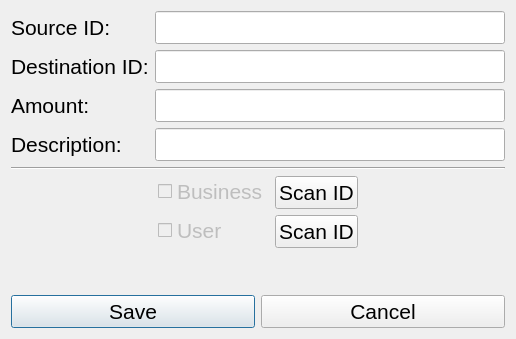
Old version of the form src/windows/ui/ChargebackTransactionDialog.ui in the repository 1icolo/AUPay.
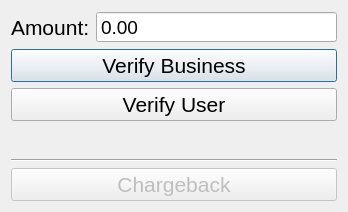
New version of the form.

The edit to the form file:
```diff
--- a/src/windows/ui/ChargebackTransactionDialog.ui
+++ b/src/windows/ui/ChargebackTransactionDialog.ui
@@ -6,76 +6,17 @@
    <rect>
     <x>0</x>
     <y>0</y>
-    <width>516</width>
-    <height>339</height>
+    <width>348</width>
+    <height>212</height>
    </rect>
   </property>
   <property name="windowTitle">
-   <string>Add Transaction</string>
+   <string>Chargeback</string>
   </property>
-  <layout class="QGridLayout" name="gridLayout">
-   <item row="1" column="1" colspan="3">
-    <widget class="Line" name="line">
-     <property name="orientation">
-      <enum>Qt::Horizontal</enum>
-     </property>
-    </widget>
-   </item>
-   <item row="0" column="1" colspan="3">
+  <layout class="QVBoxLayout" name="verticalLayout">
+   <item>
     <layout class="QFormLayout" name="formLayout">
      <item row="0" column="0">
-      <widget class="QLabel" name="sourceIDLabel">
-       <property name="font">
-        <font>
-         <family>Segoe UI</family>
-         <pointsize>16</pointsize>
-        </font>
-       </property>
-       <property name="text">
-        <string>Source ID:</string>
-       </property>
-      </widget>
-     </item>
-     <item row="0" column="1">
-      <widget class="QLineEdit" name="sourceIDLineEdit">
-       <property name="font">
-        <font>
-         <family>Segoe UI</family>
-         <pointsize>16</pointsize>
-        </font>
-       </property>
-       <property name="readOnly">
-        <bool>true</bool>
-       </property>
-      </widget>
-     </item>
-     <item row="1" column="0">
-      <widget class="QLabel" name="destinationIDLabel">
-       <property name="font">
-        <font>
-         <family>Segoe UI</family>
-         <pointsize>16</pointsize>
-        </font>
-       </property>
-       <property name="text">
-        <string>Destination ID:</string>
-       </property>
-      </widget>
-     </item>
-     <item row="1" column="1">
-      <widget class="QLineEdit" name="destinationIDLineEdit">
-       <property name="font">
-        <font>
-         <family>Segoe UI</family>
-         <pointsize>16</pointsize>
-        </font>
-       </property>
-       <property name="readOnly">
-        <bool>true</bool>
-       </property>
-      </widget>
-     </item>
-     <item row="2" column="0">
       <widget class="QLabel" name="amountLabel">
        <property name="font">
         <font>
@@ -88,146 +29,42 @@
        </property>
       </widget>
      </item>
-     <item row="2" column="1">
-      <widget class="QLineEdit" name="amountLineEdit">
-       <property name="font">
-        <font>
-         <family>Segoe UI</family>
-         <pointsize>16</pointsize>
-        </font>
-       </property>
-       <property name="readOnly">
-        <bool>false</bool>
-       </property>
-      </widget>
-     </item>
-     <item row="3" column="0">
-      <widget class="QLabel" name="descriptionLabel">
-       <property name="font">
-        <font>
-         <family>Segoe UI</family>
-         <pointsize>16</pointsize>
-        </font>
-       </property>
-       <property name="text">
-        <string>Description: </string>
-       </property>
-      </widget>
-     </item>
-     <item row="3" column="1">
-      <widget class="QLineEdit" name="descriptionLineEdit">
-       <property name="font">
-        <font>
-         <family>Segoe UI</family>
-         <pointsize>16</pointsize>
-        </font>
-       </property>
-       <property name="readOnly">
-        <bool>true</bool>
-       </property>
-      </widget>
-     </item>
-    </layout>
-   </item>
-   <item row="5" column="1" colspan="3">
-    <layout class="QHBoxLayout" name="horizontalLayout_2">
-     <item>
-      <widget class="QPushButton" name="buttonSave_addTransaction">
-       <property name="font">
-        <font>
-         <family>Segoe UI</family>
-         <pointsize>16</pointsize>
-        </font>
-       </property>
-       <property name="text">
-        <string>Save</string>
-       </property>
-      </widget>
-     </item>
-     <item>
-      <widget class="QPushButton" name="buttonCancel_addTransaction">
-       <property name="font">
-        <font>
-         <family>Segoe UI</family>
-         <pointsize>16</pointsize>
-        </font>
-       </property>
-       <property name="text">
-        <string>Cancel</string>
-       </property>
-      </widget>
-     </item>
-    </layout>
-   </item>
-   <item row="3" column="2">
-    <layout class="QFormLayout" name="formLayout_2">
-     <item row="0" column="0">
-      <widget class="QCheckBox" name="checkBoxBusiness">
-       <property name="enabled">
-        <bool>false</bool>
-       </property>
-       <property name="font">
-        <font>
-         <family>Segoe UI</family>
-         <pointsize>16</pointsize>
-        </font>
-       </property>
-       <property name="text">
-        <string>Business</string>
-       </property>
-       <property name="checkable">
-        <bool>true</bool>
-       </property>
-       <property name="checked">
-        <bool>false</bool>
-       </property>
-       <property name="tristate">
-        <bool>false</bool>
-       </property>
-      </widget>
-     </item>
      <item row="0" column="1">
+      <widget class="QDoubleSpinBox" name="amountLineEdit">
+       <property name="font">
+        <font>
+         <family>Segoe UI</family>
+         <pointsize>14</pointsize>
+        </font>
+       </property>
+       <property name="buttonSymbols">
+        <enum>QAbstractSpinBox::NoButtons</enum>
+       </property>
+      </widget>
+     </item>
+     <item row="1" column="0" colspan="2">
       <widget class="QPushButton" name="buttonScanBusiness">
-       <property name="font">
-        <font>
-         <family>Segoe UI</family>
-         <pointsize>16</pointsize>
-        </font>
-       </property>
-       <property name="text">
-        <string>Scan ID</string>
-       </property>
-       <property name="checkable">
-        <bool>false</bool>
-       </property>
-      </widget>
-     </item>
-     <item row="1" column="0">
-      <widget class="QCheckBox" name="checkBoxUser">
        <property name="enabled">
-        <bool>false</bool>
-       </property>
-       <property name="font">
-        <font>
-         <family>Segoe UI</family>
-         <pointsize>16</pointsize>
-        </font>
-       </property>
-       <property name="text">
-        <string>User</string>
-       </property>
-       <property name="checkable">
         <bool>true</bool>
        </property>
+       <property name="font">
+        <font>
+         <family>Segoe UI</family>
+         <pointsize>16</pointsize>
+        </font>
+       </property>
+       <property name="text">
+        <string>Verify Business</string>
+       </property>
+       <property name="checkable">
+        <bool>false</bool>
+       </property>
        <property name="checked">
         <bool>false</bool>
        </property>
-       <property name="tristate">
-        <bool>false</bool>
-       </property>
       </widget>
      </item>
-     <item row="1" column="1">
+     <item row="2" column="0" colspan="2">
       <widget class="QPushButton" name="buttonScanUser">
        <property name="font">
         <font>
@@ -236,12 +73,35 @@
         </font>
        </property>
        <property name="text">
-        <string>Scan ID</string>
+        <string>Verify User</string>
        </property>
       </widget>
      </item>
     </layout>
    </item>
+   <item>
+    <widget class="Line" name="line">
+     <property name="orientation">
+      <enum>Qt::Horizontal</enum>
+     </property>
+    </widget>
+   </item>
+   <item>
+    <widget class="QPushButton" name="buttonSave_addTransaction">
+     <property name="enabled">
+      <bool>false</bool>
+     </property>
+     <property name="font">
+      <font>
+       <family>Segoe UI</family>
+       <pointsize>16</pointsize>
+      </font>
+     </property>
+     <property name="text">
+      <string>Chargeback</string>
+     </property>
+    </widget>
+   </item>
   </layout>
  </widget>
  <resources/>
```
